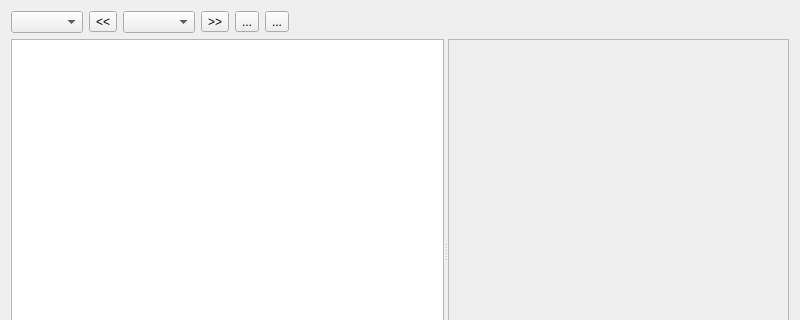
Above: PreCourlis/ui/profile_dialog_base.ui from nixsosx2032/PreCourlis before the change; both pictures show x 0 to 800 and y 0 to 320 of the 800 by 600 pixel window. Below: the same form after it.
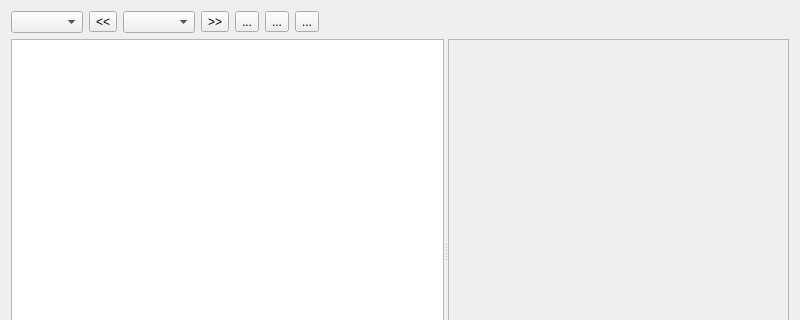
That is the form after the change. Custom widgets are drawn as their Qt base class.

Diff of the .ui file:
```diff
--- a/PreCourlis/ui/profile_dialog_base.ui
+++ b/PreCourlis/ui/profile_dialog_base.ui
@@ -18,7 +18,7 @@
   </property>
   <layout class="QVBoxLayout" name="verticalLayout_2">
    <item>
-    <layout class="QHBoxLayout" name="sectionSelectionLayout" stretch="0,0,0,0,0,0,0">
+    <layout class="QHBoxLayout" name="sectionSelectionLayout" stretch="0,0,0,0,0,0,0,0">
      <item>
       <widget class="QgsMapLayerComboBox" name="layerComboBox">
        <property name="sizePolicy">
@@ -88,6 +88,16 @@
        </property>
       </widget>
      </item>
+     <item>
+      <widget class="QToolButton" name="saveButton">
+       <property name="toolTip">
+        <string>Save modifications</string>
+       </property>
+       <property name="text">
+        <string>...</string>
+       </property>
+      </widget>
+     </item>
      <item>
       <spacer name="horizontalSpacer">
        <property name="orientation">
```
